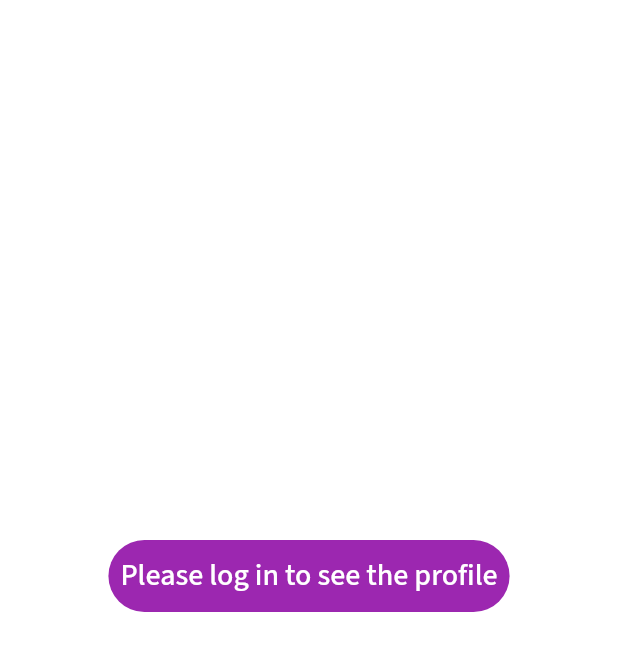
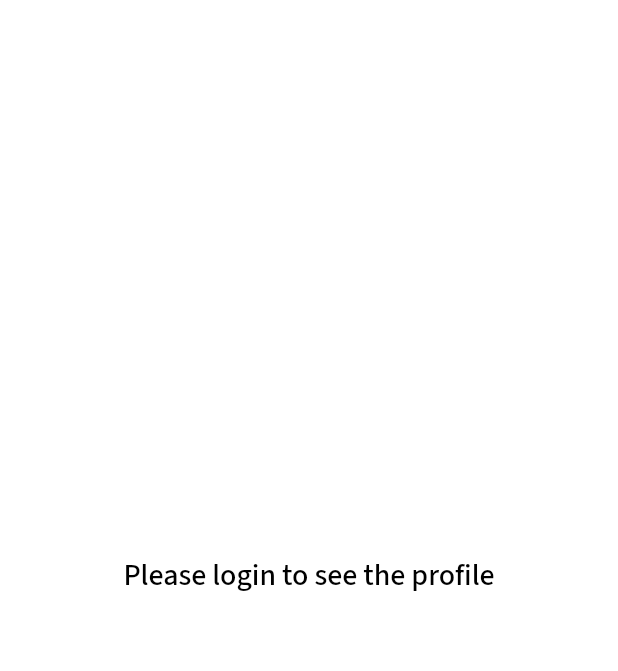
Before and after one commit to aslambt/gaadipart, a Flutter app: the Profile screen opened directly, on a phone screen of 412 x 824 dp, the part 84-755 px from its top. Run offline on Flutter 3.47's test engine with Material 2 defaults, Android fonts, the phone set to English and light mode, and no system bars; our stand-ins replace carousel_slider, cloud_firestore, dropdown_search, expandable, firebase_auth, firebase_core and 16 more; missing offline and left inert: flutter_facebook_login, shared_value; accounts and stored records are empty; network calls fail; project files that could hold a hidden picture were left out.

Commit message:
25/6/2022

```diff
--- a/lib/screens/cart.dart
+++ b/lib/screens/cart.dart
@@ -84,9 +84,13 @@ class _CartState extends State<Cart> {
           await CartRepository().getTempCartResponseList(temp_user_id.value);
 
     if (tempCartResponseList != null && tempCartResponseList.length > 0) {
+      print("--------");
       print(widget.id);
+      print("--------");
       print(_variant);
+      print("--------");
       print(temp_user_id.value);
+      print("--------");
       print(_quantity);
 
       _shopList = tempCartResponseList;
--- a/lib/screens/login.dart
+++ b/lib/screens/login.dart
@@ -95,7 +95,6 @@ class _LoginState extends State<Login> {
     print(_phoneNumberController.value);
     print(email);
     print(password);
-    // print(temp_user_id.value);
     print(_login_by);
 
     var loginResponse = await AuthRepository()
--- a/lib/screens/profile.dart
+++ b/lib/screens/profile.dart
@@ -141,14 +141,14 @@ class _ProfileState extends State<Profile> {
                     }));
                   },
                   child: Container(
-                    decoration: BoxDecoration(
-                      borderRadius: BorderRadius.circular(30.0),
-                      color: Colors.purple),
+                    // decoration: BoxDecoration(
+                    //   borderRadius: BorderRadius.circular(30.0),
+                    //   color: Colors.purple),
                     child: TextButton(
                       // shape: RoundedRectangleBorder(borderRadius: BorderRadius.circular(20.0)),
                       child: Text(
-                          "Please log in to see the profile",
-                          style: TextStyle(color: Colors.white,fontSize: 20),
+                          "Please login to see the profile",
+                          style: TextStyle(color: Colors.black,fontSize: 20),
                         ),
                     ),
                    ),
--- a/lib/screens/registration.dart
+++ b/lib/screens/registration.dart
@@ -331,7 +331,7 @@ class _RegistrationState extends State<Registration> {
                                   crossAxisAlignment: CrossAxisAlignment.end,
                                   children: [
                                     Container(
-                                      height: 40,
+                                      height: 36,
                                       child: CustomInternationalPhoneNumberInput(
                                         onInputChanged: (PhoneNumber number) {
                                           print(number.phoneNumber);
```
Also changed, not shown: lib/screens/product_details.dart (+4 -3 lines).
